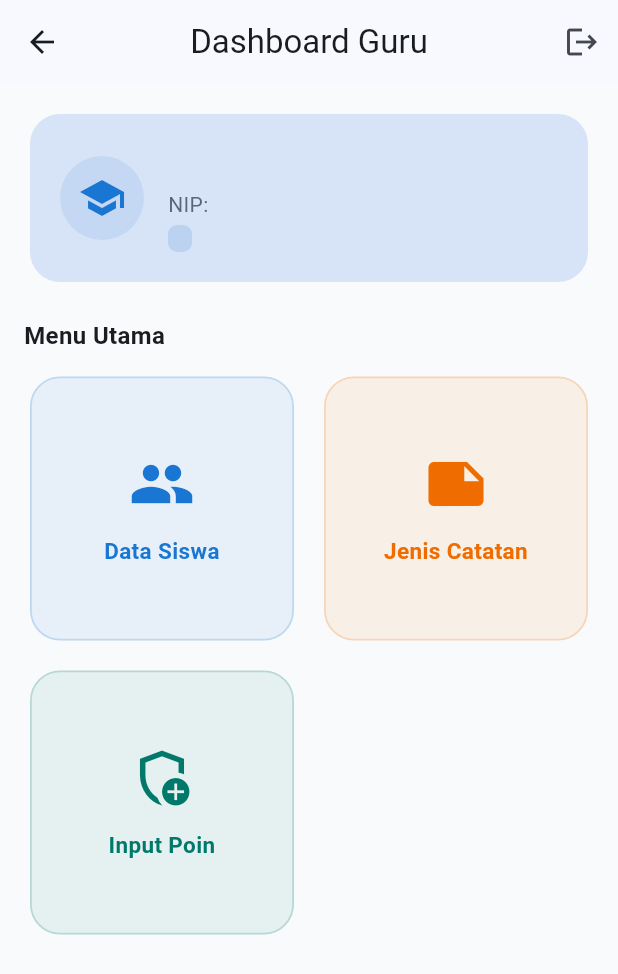
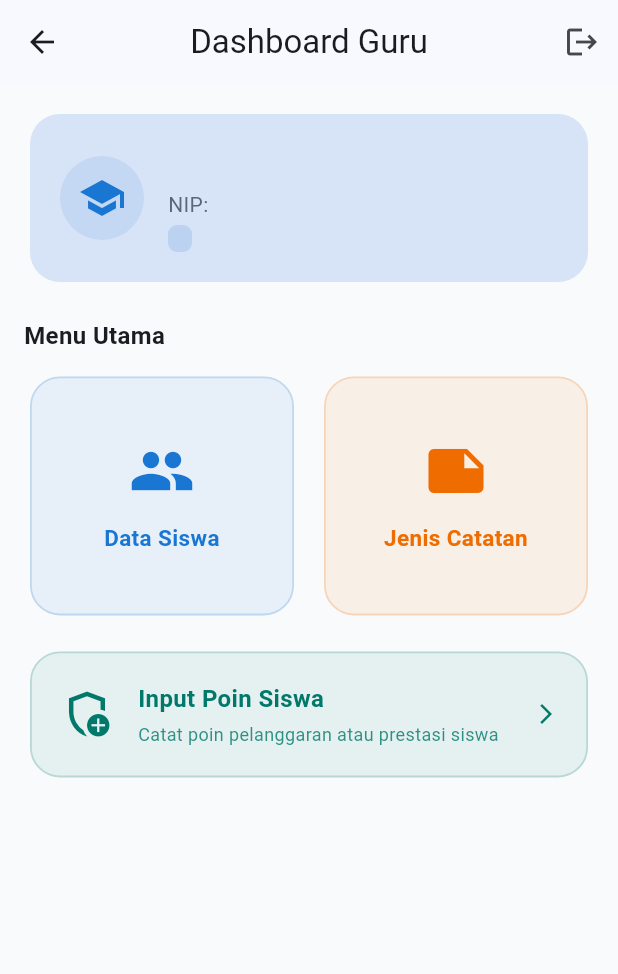
Before and after one commit to shiinzx/ZiePoint, a Flutter app: the DashboardPage screen opened by its route, on a phone screen of 412 x 824 dp. Shown: the top 974 px of the screen. Run offline on Flutter 3.47's test engine with Material 3 defaults, Android fonts, the phone set to English and light mode, and no system bars; our stand-ins replace jwt_decoder, shared_preferences; accounts and stored records are empty.

Commit message:
Refactor Input Poin card on Guru Dashboard to be a full-width horizontal card

```diff
--- a/api_siswa/lib/pages/dashboard_page.dart
+++ b/api_siswa/lib/pages/dashboard_page.dart
@@ -131,6 +131,71 @@ class _DashboardPageState extends State<DashboardPage> {
                   fontSize: 15,
                   color: color,
                 ),
+              ),
+            ],
+          ),
+        ),
+      ),
+    );
+  }
+
+  Widget _buildHorizontalMenuButton({
+    required String title,
+    required String subtitle,
+    required IconData icon,
+    required String route,
+    required Color color,
+  }) {
+    return Card(
+      elevation: 0,
+      color: color.withOpacity(0.08),
+      shape: RoundedRectangleBorder(
+        borderRadius: BorderRadius.circular(20),
+        side: BorderSide(
+          color: color.withOpacity(0.2),
+          width: 1.2,
+        ),
+      ),
+      child: InkWell(
+        onTap: () => Navigator.pushNamed(context, route),
+        borderRadius: BorderRadius.circular(20),
+        child: Padding(
+          padding: const EdgeInsets.symmetric(horizontal: 20, vertical: 20),
+          child: Row(
+            children: [
+              Icon(
+                icon,
+                size: 36,
+                color: color,
+              ),
+              const SizedBox(width: 16),
+              Expanded(
+                child: Column(
+                  crossAxisAlignment: CrossAxisAlignment.start,
+                  children: [
+                    Text(
+                      title,
+                      style: TextStyle(
+                        fontSize: 16,
+                        fontWeight: FontWeight.bold,
+                        color: color,
+                      ),
+                    ),
+                    const SizedBox(height: 4),
+                    Text(
+                      subtitle,
+                      style: TextStyle(
+                        fontSize: 12,
+                        color: color.withOpacity(0.8),
+                      ),
+                    ),
+                  ],
+                ),
+              ),
+              Icon(
+                Icons.arrow_forward_ios,
+                size: 16,
+                color: color,
               ),
             ],
           ),
@@ -427,7 +492,7 @@ class _DashboardPageState extends State<DashboardPage> {
           )
         ],
       ),
-      body: Padding(
+      body: SingleChildScrollView(
         padding: const EdgeInsets.all(16),
         child: Column(
           crossAxisAlignment: CrossAxisAlignment.start,
@@ -443,18 +508,26 @@ class _DashboardPageState extends State<DashboardPage> {
               ),
             ),
             const SizedBox(height: 12),
-            Expanded(
-              child: GridView.count(
+            GridView.count(
+              shrinkWrap: true,
+              physics: const NeverScrollableScrollPhysics(),
               crossAxisCount: 2,
               crossAxisSpacing: 12,
               mainAxisSpacing: 12,
+              childAspectRatio: 1.1,
               children: [
                 menu("Data Siswa", Icons.people, '/siswa', Colors.blue.shade700),
                 menu("Jenis Catatan", Icons.note, '/jenis', Colors.orange.shade800),
-                  menu("Input Poin", Icons.add_moderator_outlined, '/input_poin', Colors.teal.shade700),
               ],
             ),
-            )
+            const SizedBox(height: 16),
+            _buildHorizontalMenuButton(
+              title: "Input Poin Siswa",
+              subtitle: "Catat poin pelanggaran atau prestasi siswa",
+              icon: Icons.add_moderator_outlined,
+              route: '/input_poin',
+              color: Colors.teal.shade700,
+            ),
           ],
         ),
       ),
```
Lines whose indentation alone changed are shown as unchanged.
